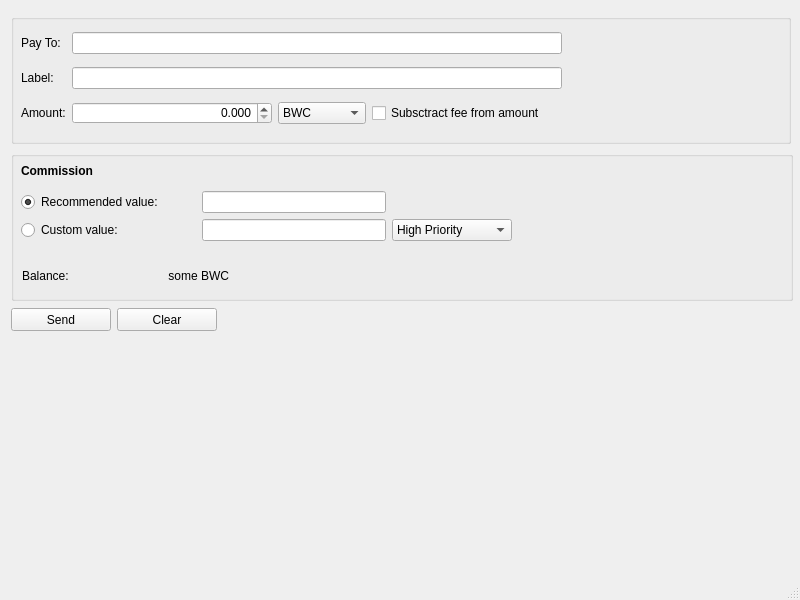
Old version of the form client/gui/mainwindow.ui in the repository TemplateName56/Blockchain_Wallet.
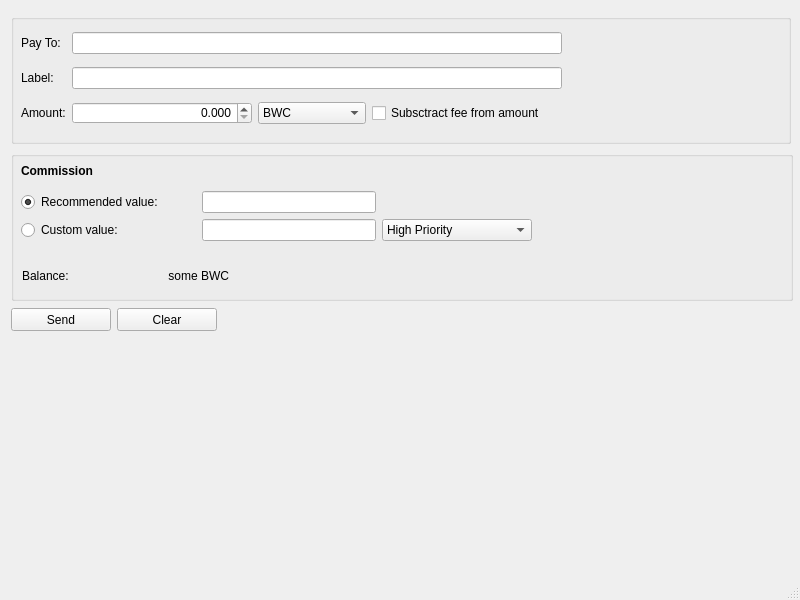
New version of the form. The open tabs and pages were chosen to show the change.

Diff of the .ui file:
```diff
--- a/client/gui/mainwindow.ui
+++ b/client/gui/mainwindow.ui
@@ -440,7 +440,7 @@
               <widget class="QDoubleSpinBox" name="amountSpinBox">
                <property name="minimumSize">
                 <size>
-                 <width>200</width>
+                 <width>180</width>
                  <height>22</height>
                 </size>
                </property>
@@ -588,7 +588,7 @@
            <rect>
             <x>10</x>
             <y>40</y>
-            <width>491</width>
+            <width>511</width>
             <height>51</height>
            </rect>
           </property>
@@ -670,7 +670,7 @@
             <widget class="QComboBox" name="priorityComboBox">
              <property name="minimumSize">
               <size>
-               <width>120</width>
+               <width>150</width>
                <height>22</height>
               </size>
              </property>
```
Left out of the diff: 4 changed lines with no effect on the pictures.
